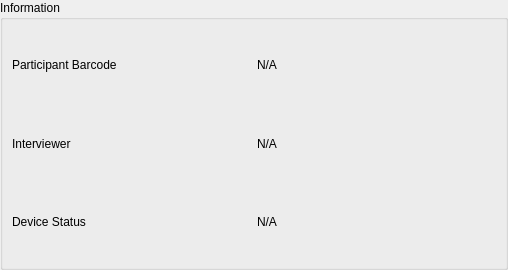
First picture: the form in src/widgets/test_info_widget.ui, repository CLSA/cypress, before the edit.
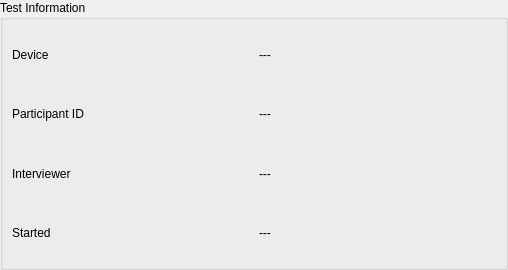
Second picture: the form after the edit.

```diff
--- a/src/widgets/test_info_widget.ui
+++ b/src/widgets/test_info_widget.ui
@@ -44,9 +44,54 @@
       </sizepolicy>
      </property>
      <property name="title">
-      <string>Information</string>
+      <string>Test Information</string>
      </property>
      <layout class="QVBoxLayout" name="verticalLayout_2">
+      <property name="spacing">
+       <number>9</number>
+      </property>
+      <item>
+       <layout class="QHBoxLayout" name="deviceStatus">
+        <property name="sizeConstraint">
+         <enum>QLayout::SetMinimumSize</enum>
+        </property>
+        <item>
+         <widget class="QLabel" name="deviceStatusLabel">
+          <property name="sizePolicy">
+           <sizepolicy hsizetype="Preferred" vsizetype="Minimum">
+            <horstretch>0</horstretch>
+            <verstretch>0</verstretch>
+           </sizepolicy>
+          </property>
+          <property name="text">
+           <string>Device</string>
+          </property>
+          <property name="margin">
+           <number>0</number>
+          </property>
+         </widget>
+        </item>
+        <item>
+         <widget class="QLabel" name="deviceStatusValue">
+          <property name="sizePolicy">
+           <sizepolicy hsizetype="Preferred" vsizetype="Minimum">
+            <horstretch>0</horstretch>
+            <verstretch>0</verstretch>
+           </sizepolicy>
+          </property>
+          <property name="text">
+           <string>---</string>
+          </property>
+          <property name="alignment">
+           <set>Qt::AlignLeading|Qt::AlignLeft|Qt::AlignVCenter</set>
+          </property>
+          <property name="margin">
+           <number>0</number>
+          </property>
+         </widget>
+        </item>
+       </layout>
+      </item>
       <item>
        <layout class="QHBoxLayout" name="barcode">
         <property name="sizeConstraint">
@@ -64,7 +109,7 @@
            </sizepolicy>
           </property>
           <property name="text">
-           <string>Participant Barcode</string>
+           <string>Participant ID</string>
           </property>
           <property name="margin">
            <number>0</number>
@@ -80,7 +125,7 @@
            </sizepolicy>
           </property>
           <property name="text">
-           <string>N/A</string>
+           <string>---</string>
           </property>
           <property name="alignment">
            <set>Qt::AlignLeading|Qt::AlignLeft|Qt::AlignVCenter</set>
@@ -122,7 +167,7 @@
            </sizepolicy>
           </property>
           <property name="text">
-           <string>N/A</string>
+           <string>---</string>
           </property>
           <property name="alignment">
            <set>Qt::AlignLeading|Qt::AlignLeft|Qt::AlignVCenter</set>
@@ -135,42 +180,18 @@
        </layout>
       </item>
       <item>
-       <layout class="QHBoxLayout" name="deviceStatus">
-        <property name="sizeConstraint">
-         <enum>QLayout::SetMinimumSize</enum>
-        </property>
+       <layout class="QHBoxLayout" name="horizontalLayout">
         <item>
-         <widget class="QLabel" name="deviceStatusLabel">
-          <property name="sizePolicy">
-           <sizepolicy hsizetype="Preferred" vsizetype="Minimum">
-            <horstretch>0</horstretch>
-            <verstretch>0</verstretch>
-           </sizepolicy>
-          </property>
+         <widget class="QLabel" name="label_2">
           <property name="text">
-           <string>Device Status</string>
-          </property>
-          <property name="margin">
-           <number>0</number>
+           <string>Started</string>
           </property>
          </widget>
         </item>
         <item>
-         <widget class="QLabel" name="deviceStatusValue">
-          <property name="sizePolicy">
-           <sizepolicy hsizetype="Preferred" vsizetype="Minimum">
-            <horstretch>0</horstretch>
-            <verstretch>0</verstretch>
-           </sizepolicy>
-          </property>
+         <widget class="QLabel" name="label">
           <property name="text">
-           <string>N/A</string>
-          </property>
-          <property name="alignment">
-           <set>Qt::AlignLeading|Qt::AlignLeft|Qt::AlignVCenter</set>
-          </property>
-          <property name="margin">
-           <number>0</number>
+           <string>---</string>
           </property>
          </widget>
         </item>
```
